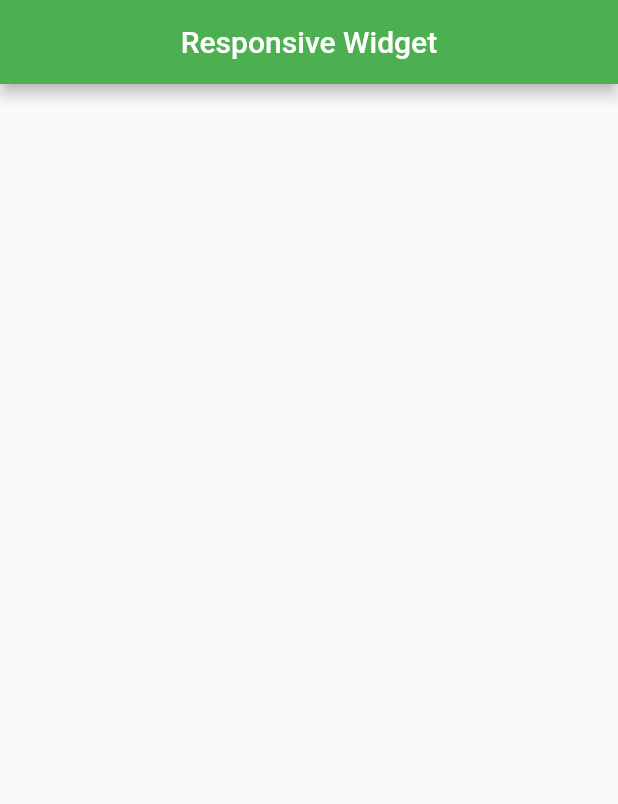
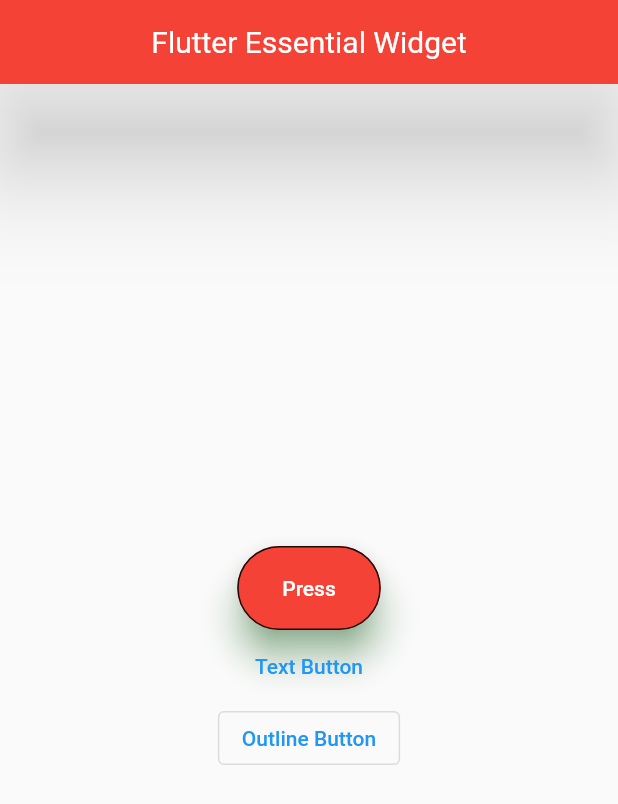
Before and after one commit to siraajul/flutter_essential, a Flutter app: the screen it shows after launch, on a phone screen of 412 x 824 dp. Shown: the top 804 px of the screen. Run offline on Flutter 3.47's test engine with Material 2 defaults, Android fonts, the phone set to English and light mode, and no system bars.

Commit message:
Elevated Button & Text Button

```diff
--- a/lib/main.dart
+++ b/lib/main.dart
@@ -1,27 +1,65 @@
 import 'package:flutter/material.dart';
 
-main() {
+void main() {
   runApp(MyApp());
 }
 
 class MyApp extends StatelessWidget {
+  const MyApp({super.key});
+
   @override
   Widget build(BuildContext context) {
     return MaterialApp(
-      title: 'Flutter Essential',
-      theme: ThemeData(useMaterial3: false, primarySwatch: Colors.green),
+      debugShowCheckedModeBanner: false,
       home: HomeScreen(),
     );
   }
 }
 
 class HomeScreen extends StatelessWidget {
+  const HomeScreen({super.key});
+
   @override
   Widget build(BuildContext context) {
     return Scaffold(
+      //----------AppBar----------
       appBar: AppBar(
-        title: Text('Responsive Widget'),
+        title: Text('Flutter Essential Widget'),
         centerTitle: true,
+        backgroundColor: Colors.red,
+        elevation: 30,
+        titleTextStyle: TextStyle(
+          fontSize: 20,
+        ),
+        forceMaterialTransparency: false,
+      ),
+      //----------Body----------
+
+      body: Center(
+        child: Column(
+          mainAxisAlignment: MainAxisAlignment.center,
+          children: [
+            ElevatedButton(
+                style: ElevatedButton.styleFrom(
+                    backgroundColor: Colors.red,
+                    // minimumSize: Size(100, 40),
+                    // maximumSize: Size(1000, 40),
+                    elevation: 10,
+                    padding: EdgeInsets.symmetric(horizontal: 30, vertical: 20),
+                    shadowColor: Colors.green,
+                    shape: RoundedRectangleBorder(
+                        borderRadius: BorderRadius.circular(30),
+                        side: BorderSide(color: Colors.black87))),
+                onPressed: () {},
+                child: Text('Press')),
+            TextButton(
+              style: TextButton.styleFrom(),
+              onPressed: () {},
+              child: Text('Text Button'),
+            ),
+            OutlinedButton(onPressed: () {}, child: Text('Outline Button'))
+          ],
+        ),
       ),
     );
   }
```
Also changed, not shown: 1 other file.
